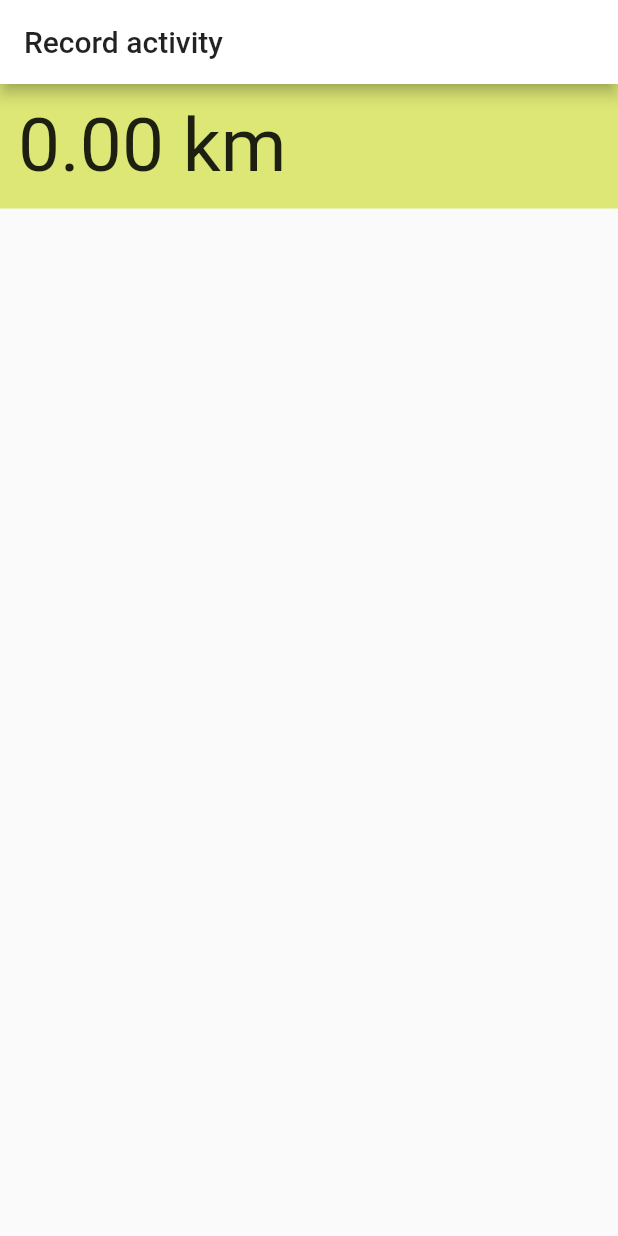
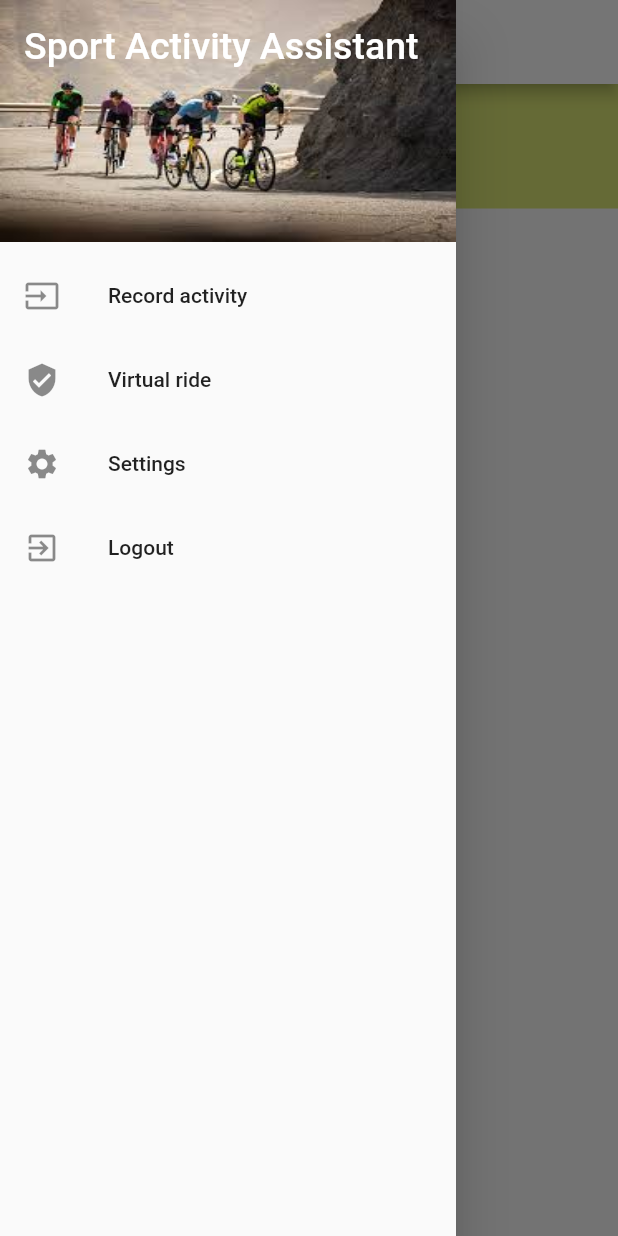
Before and after one commit to adam-pociejowski/sport-activity-assistant, a Flutter app: the screen it shows after launch, with the side drawer open (before the commit the screen has no drawer), on a phone screen of 412 x 824 dp. Run offline on Flutter 3.47's test engine with Material 2 defaults, Android fonts, the phone set to English and light mode, and no system bars; our stand-ins replace location; missing offline and left inert: global_configuration.

Commit message:
Added side menu

```diff
--- a/lib/activity/activity_service.dart
+++ b/lib/activity/activity_service.dart
@@ -7,7 +7,8 @@ import 'package:global_configuration/global_configuration.dart';
 import 'activity_ranking.dart';
 
 class ActivityService {
-  var minRequiredDistanceChange = GlobalConfiguration().getDouble("min_location_distance_change_in_meters_required");
+//  var minRequiredDistanceChange = GlobalConfiguration().getDouble("min_location_distance_change_in_meters_required");
+  var minRequiredDistanceChange = 0.0001;
   ActivityRanking currentRanking;
   var currentPosition = 1;
   ActivityModel model = new ActivityModel();
@@ -20,9 +21,9 @@ class ActivityService {
   double addLocation(LocationPoint currentLocation) {
     if (model.locations.isNotEmpty) {
       var distanceFromLastPoint = LocationUtils.getDistanceBetweenLocationsInMeters(model.locations.last, currentLocation);
-      print('distanceFromLastPoint: $distanceFromLastPoint ${currentLocation.time}');
       var isCurrentlyActivityPaused = _isCurrentlyActivityPaused();
       var hasLocationChangedSinceLastPoint = _hasLocationChangedSinceLastPoint(distanceFromLastPoint);
+      print('distanceFromLastPoint: $distanceFromLastPoint ${currentLocation.time} $isCurrentlyActivityPaused $hasLocationChangedSinceLastPoint');
       if (_isStillActivityPaused(isCurrentlyActivityPaused, hasLocationChangedSinceLastPoint)) {
         _updateActivityPause(currentLocation);
         print('still paused');
--- /dev/null
+++ b/lib/menu/nav_drawer_widget.dart
@@ -0,0 +1,45 @@
+import 'package:flutter/material.dart';
+
+class NavDrawerWidget extends StatelessWidget {
+  @override
+  Widget build(BuildContext context) {
+    return Drawer(
+      child: ListView(
+        padding: EdgeInsets.zero,
+        children: <Widget>[
+          DrawerHeader(
+            child: Text(
+              'Sport Activity Assistant',
+              style: TextStyle(color: Colors.white, fontSize: 25),
+            ),
+            decoration: BoxDecoration(
+                color: Colors.green,
+                image: DecorationImage(
+                    fit: BoxFit.fill,
+                    image: AssetImage('assets/images/side_menu_box.jpeg'))),
+          ),
+          ListTile(
+            leading: Icon(Icons.input),
+            title: Text('Record activity'),
+            onTap: () => { print('test')},
+          ),
+          ListTile(
+            leading: Icon(Icons.verified_user),
+            title: Text('Virtual ride'),
+            onTap: () => {Navigator.of(context).pop()},
+          ),
+          ListTile(
+            leading: Icon(Icons.settings),
+            title: Text('Settings'),
+            onTap: () => {Navigator.of(context).pop()},
+          ),
+          ListTile(
+            leading: Icon(Icons.exit_to_app),
+            title: Text('Logout'),
+            onTap: () => {Navigator.of(context).pop()},
+          ),
+        ],
+      ),
+    );
+  }
+}
--- a/lib/record_activity/record_activity_widget.dart
+++ b/lib/record_activity/record_activity_widget.dart
@@ -6,6 +6,7 @@ import 'package:flutterapp/location/location_service.dart';
 import 'package:flutterapp/activity/activity_ranking.dart';
 import 'package:flutterapp/activity/activity_ranking_item.dart';
 import 'package:flutterapp/activity/activity_service.dart';
+import 'package:flutterapp/menu/nav_drawer_widget.dart';
 import 'package:flutterapp/util/datetime_utils.dart';
 import 'package:global_configuration/global_configuration.dart';
 import 'package:intl/intl.dart';
@@ -33,6 +34,7 @@ class _RecordActivityWidgetState extends State<RecordActivityWidget> implements
   @override
   Widget build(BuildContext context) {
     return Scaffold(
+      drawer: NavDrawerWidget(),
       appBar: AppBar(
         title: Text('Record activity'),
       ),
@@ -117,7 +119,7 @@ class _RecordActivityWidgetState extends State<RecordActivityWidget> implements
     setState(() {
       activityService.currentRanking = _addListViewFields(_addCurrentResult(ActivityRanking.fromJson(json.decode(response.body))));
     });
-//    activityService.model.totalDistance = activityService.getActivityMovingTime() * 6.5;
+    activityService.model.totalDistance = activityService.getActivityMovingTime() * 16.5;
   }
 
   ActivityRanking _addCurrentResult(ActivityRanking ranking) {
--- a/pubspec.yaml
+++ b/pubspec.yaml
@@ -25,3 +25,4 @@ flutter:
   uses-material-design: true
   assets:
     - assets/cfg/
+    - assets/images/
```
Also changed, not shown: assets/images/side_menu_box.jpeg (added).
